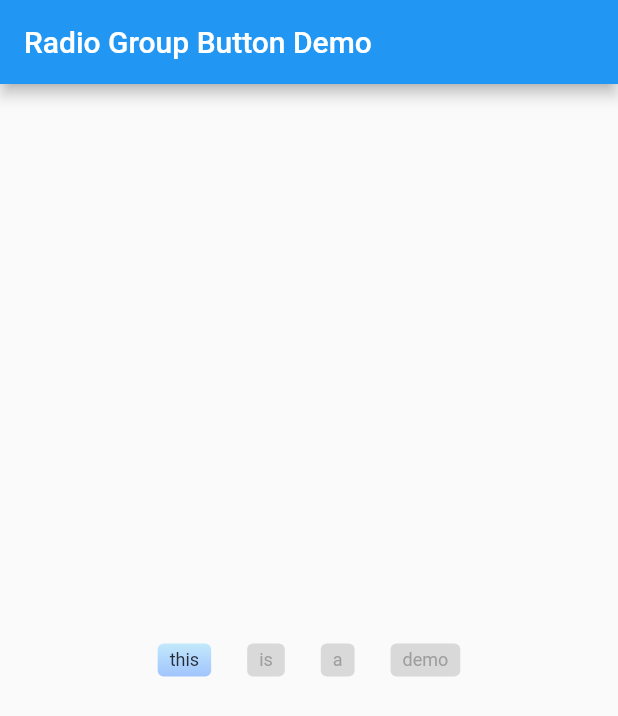
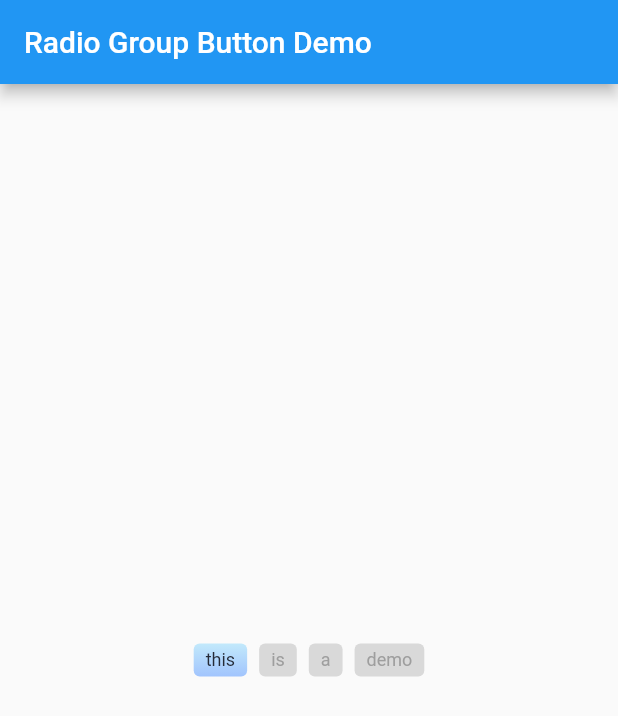
Before and after one commit to renntbenrennt/radio-button-group, a Flutter app: the screen it shows after launch, on a phone screen of 412 x 824 dp. Shown: the top 716 px of the screen. Run offline on Flutter 3.47's test engine with Material 2 defaults, Android fonts, the phone set to English and light mode, and no system bars.

Commit message:
first version of RadioButtonGroup widget
- improve the flexibility of RadioButton and RadioButtonGroup

```diff
--- a/example/pubspec.yaml
+++ b/example/pubspec.yaml
@@ -23,7 +23,9 @@ dependencies:
   # The following adds the Cupertino Icons font to your application.
   # Use with the CupertinoIcons class for iOS style icons.
   cupertino_icons: ^0.1.2
-  radio_button_group: ^0.0.1-dev.1
+
+  radio_button_group:
+    path: ../
 
 dev_dependencies:
   flutter_test:
--- a/lib/radio_button_group.dart
+++ b/lib/radio_button_group.dart
@@ -7,7 +7,7 @@ const EdgeInsets kButtonPadding = EdgeInsets.symmetric(
   horizontal: 8.0,
 );
 
-const EdgeInsets kButtonMargin = EdgeInsets.all(8.0);
+const EdgeInsets kButtonMargin = EdgeInsets.all(0.0);
 
 const LinearGradient kLinearGradient = LinearGradient(
   begin: Alignment.topCenter,
@@ -18,6 +18,8 @@ const LinearGradient kLinearGradient = LinearGradient(
   ],
 );
 
+const Color kInactiveBtnColor = Color(0xffd9d9d9);
+
 class RadioButton extends StatelessWidget {
   final String title;
   final int id;
@@ -26,17 +28,21 @@ class RadioButton extends StatelessWidget {
   final EdgeInsets padding;
   final EdgeInsets margin;
   final Color activeColor;
-  final Gradient gradient;
+  final Color inactiveColor;
+  final Gradient activeGradient;
+  final Gradient inactiveGradient;
 
   RadioButton({
-    this.title,
+    @required this.title,
     this.id,
     this.onTap,
     this.currentIndex,
     this.activeColor,
+    this.inactiveGradient,
     this.padding = kButtonPadding,
     this.margin = kButtonMargin,
-    this.gradient = kLinearGradient,
+    this.activeGradient,
+    this.inactiveColor,
   });
 
   @override
@@ -47,8 +53,8 @@ class RadioButton extends StatelessWidget {
         padding: padding,
         margin: margin,
         decoration: BoxDecoration(
-          gradient: (currentIndex == id) ? gradient : null,
-          color: (currentIndex == id) ? activeColor : Color(0xffd9d9d9),
+          gradient: (currentIndex == id) ? activeGradient : inactiveGradient,
+          color: (currentIndex == id) ? activeColor : inactiveColor,
           // TODO: figure out how to dynamically pass radius value
           borderRadius: BorderRadius.circular(4.0),
         ),
@@ -68,11 +74,25 @@ class RadioButtonGroup extends StatefulWidget {
   final List<String> titles;
   final Function onButton;
   final int activeIndex;
+  final double spacing;
+  final double runSpacing;
+  final WrapAlignment alignment;
+  final Color activeColor;
+  final Color inactiveColor;
+  final Gradient activeGradient;
+  final Gradient inactiveGradient;
 
   const RadioButtonGroup({
     @required this.titles,
     this.onButton,
+    this.activeColor,
+    this.inactiveGradient,
+    this.inactiveColor = kInactiveBtnColor,
+    this.activeGradient = kLinearGradient,
     this.activeIndex = 0,
+    this.spacing = 8.0,
+    this.runSpacing = 8.0,
+    this.alignment = WrapAlignment.start,
   });
 
   @override
@@ -88,6 +108,10 @@ class _RadioButtonGroupState extends State<RadioButtonGroup> {
     List<Widget> res = [];
     for (int index = 0; index < titles.length; index++) {
       res.add(RadioButton(
+        activeColor: widget.activeColor,
+        inactiveColor: widget.inactiveColor,
+        activeGradient: widget.activeGradient,
+        inactiveGradient: widget.inactiveGradient,
         title: titles[index],
         id: index,
         onTap: () {
@@ -95,7 +119,7 @@ class _RadioButtonGroupState extends State<RadioButtonGroup> {
             currentIndex = index;
           });
           // TODO: triage this incoming function
-          // TODO: find the way to limit the incoming function
+          // TODO: find the way to make the function generic
           if (widget.onButton != null) {
             widget.onButton();
           }
@@ -117,11 +141,10 @@ class _RadioButtonGroupState extends State<RadioButtonGroup> {
 
   @override
   Widget build(BuildContext context) {
-    // TODO: all the value in here should be dynamic
     return Wrap(
-      spacing: 8.0,
-      runSpacing: 4.0,
-      alignment: WrapAlignment.start,
+      spacing: widget.spacing,
+      runSpacing: widget.runSpacing,
+      alignment: widget.alignment,
       children: getButtons(titles),
     );
   }
--- a/pubspec.yaml
+++ b/pubspec.yaml
@@ -1,6 +1,6 @@
 name: radio_button_group
-description: A widget contains several single select button together.
-version: 0.0.1-dev.2
+description: The major functionality of this package is to act like the input element with type="radio" from HTML.
+version: 1.0.0
 homepage: https://seasonleee.github.io/radio-button-group/
 
 environment:
```
Also changed, not shown: example/pubspec.lock, 1 other file.
